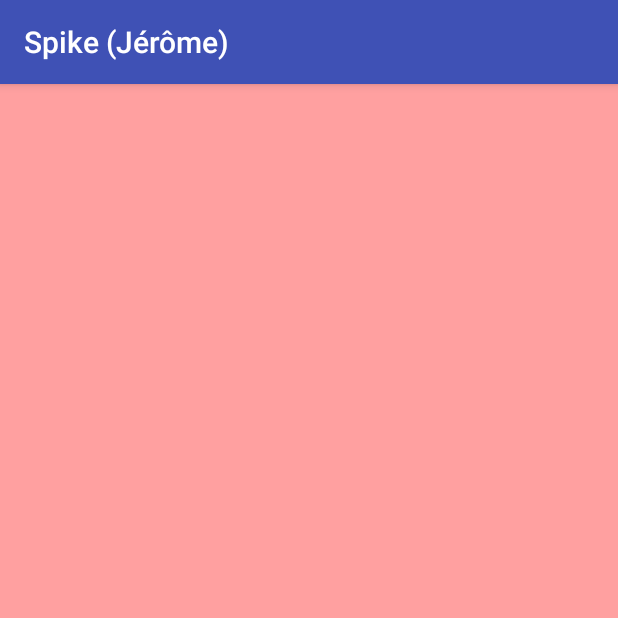
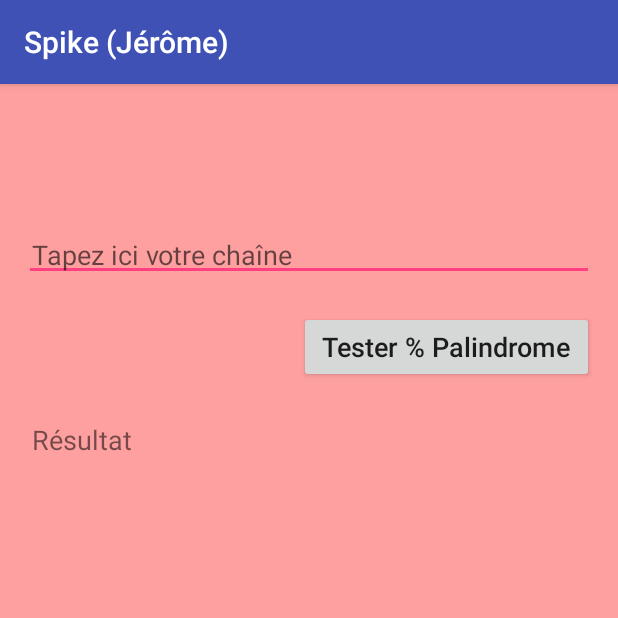
Before and after one commit to JeromedC34/Spike, an Android app: the PalindromeActivity screen opened directly, with no data from a screen before it, on a phone screen of 412 x 824 dp, the top half of it. Run offline under Robolectric (Android 15) with nearby library versions, the phone set to English and light mode, and no system bars.

Commit message:
add Palindrome UI

```diff
--- a/app/src/main/res/layout/activity_palindrome.xml
+++ b/app/src/main/res/layout/activity_palindrome.xml
@@ -11,4 +11,40 @@
     android:background="@color/color_palindrome"
     tools:context="com.jerome.spike.PalindromeActivity">
 
+    <EditText
+        android:id="@+id/edit_text_palindrome"
+        android:layout_width="match_parent"
+        android:layout_height="wrap_content"
+        android:paddingBottom="@dimen/my_default_padding"
+        android:paddingLeft="@dimen/my_default_padding"
+        android:paddingRight="@dimen/my_default_padding"
+        android:paddingTop="@dimen/my_default_padding"
+        android:layout_marginBottom="20dp"
+        android:textSize="18sp"
+        android:hint="@string/palindrome_input" />
+
+    <Button
+        android:id="@+id/button_palindrome"
+        android:layout_width="wrap_content"
+        android:layout_height="wrap_content"
+        android:paddingBottom="@dimen/my_default_padding"
+        android:paddingLeft="15dp"
+        android:paddingRight="15dp"
+        android:paddingTop="@dimen/my_default_padding"
+        android:layout_gravity="end"
+        android:layout_marginBottom="20dp"
+        android:textAllCaps="false"
+        android:textSize="18sp"
+        android:text="@string/palindrome_action" />
+
+    <TextView
+        android:id="@+id/text_palindrome"
+        android:layout_width="match_parent"
+        android:layout_height="wrap_content"
+        android:paddingBottom="@dimen/my_default_padding"
+        android:paddingLeft="@dimen/my_default_padding"
+        android:paddingRight="@dimen/my_default_padding"
+        android:paddingTop="@dimen/my_default_padding"
+        android:textSize="18sp"
+        android:text="@string/palindrome_result" />
 </LinearLayout>
--- a/app/src/main/res/values/strings.xml
+++ b/app/src/main/res/values/strings.xml
@@ -4,4 +4,7 @@
     <string name="action_brackets">Brackets</string>
     <string name="action_fibonacci">Fibonacci</string>
     <string name="action_scramble">Scramble</string>
+    <string name="palindrome_input">Tapez ici votre chaîne</string>
+    <string name="palindrome_action">Tester % Palindrome</string>
+    <string name="palindrome_result">Résultat</string>
 </resources>
```
